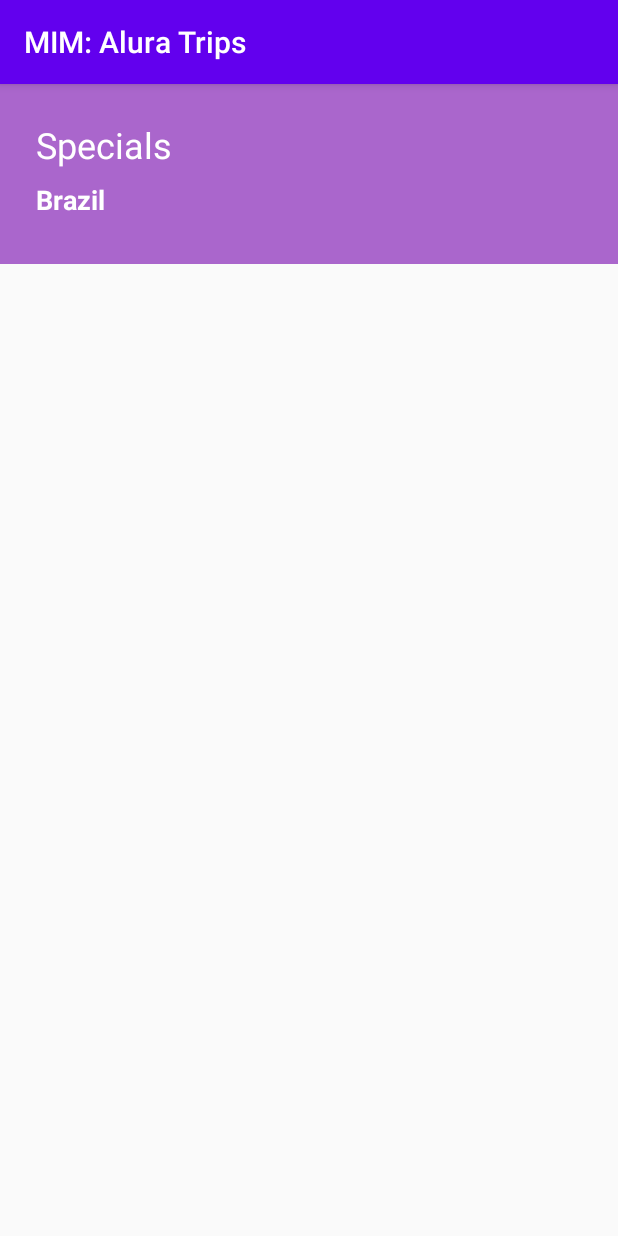
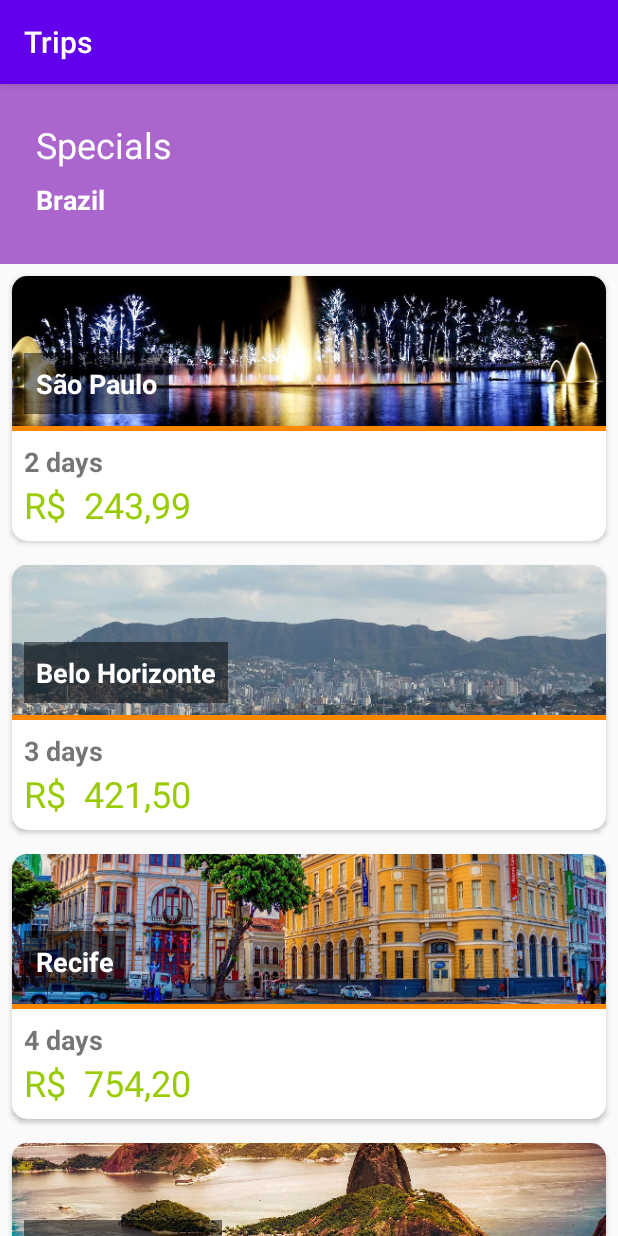
Before and after one commit to MimMarcelo/alura-android-layout, an Android app: the screen it shows after launch (TripListActivity), on a phone screen of 412 x 824 dp. Run offline under Robolectric (Android 15) with nearby library versions, the phone set to English and light mode, and no system bars.

Commit message:
Versão final do curso (parte 1)

```diff
--- a/app/build.gradle
+++ b/app/build.gradle
@@ -31,4 +31,5 @@ dependencies {
     testImplementation 'junit:junit:4.12'
     androidTestImplementation 'androidx.test.ext:junit:1.1.1'
     androidTestImplementation 'androidx.test.espresso:espresso-core:3.2.0'
+    implementation 'androidx.cardview:cardview:1.0.0'
 }
--- /dev/null
+++ b/app/src/main/java/com/mimmarcelo/aluraviagens/dao/TripsDAO.java
@@ -0,0 +1,23 @@
+package com.mimmarcelo.aluraviagens.dao;
+
+import com.mimmarcelo.aluraviagens.model.Trip;
+
+import java.math.BigDecimal;
+import java.util.ArrayList;
+import java.util.Arrays;
+import java.util.List;
+
+public class TripsDAO {
+
+    public List<Trip> getAll(){
+        List<Trip> trips = new ArrayList<>(Arrays.asList(
+                new Trip("São Paulo", "sao_paulo_sp", 2, new BigDecimal(243.99)),
+                new Trip("Belo Horizonte", "belo_horizonte_mg", 3, new BigDecimal(421.50)),
+                new Trip("Recife", "recife_pe", 4, new BigDecimal(754.20)),
+                new Trip("Rio de Janeiro", "rio_de_janeiro_rj", 6, new BigDecimal(532.55)),
+                new Trip("Salvador", "salvador_ba", 5, new BigDecimal(899.99)),
+                new Trip("Foz do Iguaçu", "foz_do_iguacu_pr", 1, new BigDecimal(289.90))));
+
+        return trips;
+    }
+}
--- /dev/null
+++ b/app/src/main/java/com/mimmarcelo/aluraviagens/model/Trip.java
@@ -0,0 +1,33 @@
+package com.mimmarcelo.aluraviagens.model;
+
+import java.math.BigDecimal;
+
+public class Trip {
+    private final String local;
+    private final String image;
+    private final int days;
+    private final BigDecimal price;
+
+    public Trip(String local, String image, int days, BigDecimal price) {
+        this.local = local;
+        this.image = image;
+        this.days = days;
+        this.price = price;
+    }
+
+    public String getLocal() {
+        return local;
+    }
+
+    public String getImage() {
+        return image;
+    }
+
+    public int getDays() {
+        return days;
+    }
+
+    public BigDecimal getPrice() {
+        return price;
+    }
+}
--- a/app/src/main/java/com/mimmarcelo/aluraviagens/ui/activity/TripListActivity.java
+++ b/app/src/main/java/com/mimmarcelo/aluraviagens/ui/activity/TripListActivity.java
@@ -3,8 +3,15 @@ package com.mimmarcelo.aluraviagens.ui.activity;
 import androidx.appcompat.app.AppCompatActivity;
 
 import android.os.Bundle;
+import android.view.View;
+import android.widget.ListView;
 
 import com.mimmarcelo.aluraviagens.R;
+import com.mimmarcelo.aluraviagens.dao.TripsDAO;
+import com.mimmarcelo.aluraviagens.model.Trip;
+import com.mimmarcelo.aluraviagens.ui.adapter.TripsAdapter;
+
+import java.util.List;
 
 public class TripListActivity extends AppCompatActivity {
 
@@ -12,5 +19,12 @@ public class TripListActivity extends AppCompatActivity {
     protected void onCreate(Bundle savedInstanceState) {
         super.onCreate(savedInstanceState);
         setContentView(R.layout.activity_trip_list);
+        setTitle(getString(R.string.trip_list_header));
+
+        ListView ltvTrips = findViewById(R.id.ltv_trips);
+        List<Trip> trips = new TripsDAO().getAll();
+
+
+        ltvTrips.setAdapter(new TripsAdapter(this, trips));
     }
 }
--- /dev/null
+++ b/app/src/main/java/com/mimmarcelo/aluraviagens/ui/adapter/TripsAdapter.java
@@ -0,0 +1,72 @@
+package com.mimmarcelo.aluraviagens.ui.adapter;
+
+import android.content.Context;
+import android.view.LayoutInflater;
+import android.view.View;
+import android.view.ViewGroup;
+import android.widget.BaseAdapter;
+import android.widget.ListAdapter;
+
+import com.mimmarcelo.aluraviagens.R;
+import com.mimmarcelo.aluraviagens.model.Trip;
+import com.mimmarcelo.aluraviagens.ui.activity.TripListActivity;
+import com.mimmarcelo.aluraviagens.ui.holder.TripHolder;
+
+import java.text.NumberFormat;
+import java.util.List;
+import java.util.Locale;
+import java.util.zip.Inflater;
+
+public class TripsAdapter extends BaseAdapter {
+    private final Context context;
+    private final List<Trip> trips;
+    private final NumberFormat numberFormat;
+
+    public TripsAdapter(Context context, List<Trip> trips) {
+        this.context = context;
+        this.trips = trips;
+        this.numberFormat = NumberFormat.getCurrencyInstance(new Locale("pt", "br"));
+    }
+
+    @Override
+    public int getCount() {
+        return trips.size();
+    }
+
+    @Override
+    public Object getItem(int position) {
+        return trips.get(position);
+    }
+
+    @Override
+    public long getItemId(int position) {
+        return 0;
+    }
+
+    @Override
+    public View getView(int position, View view, ViewGroup parent) {
+        TripHolder holder = null;
+        if(view == null){
+            view = LayoutInflater.from(context).inflate(R.layout.listitem_trip, parent, false);
+            holder = new TripHolder(view);
+            view.setTag(holder);
+        }
+        else {
+            holder = (TripHolder) view.getTag();
+        }
+        Trip trip = trips.get(position);
+        int identifier = context.getResources().getIdentifier(trip.getImage(), "drawable", context.getPackageName());
+        holder.image.setImageResource(identifier);
+
+        holder.local.setText(trip.getLocal());
+
+        String days = " days";
+        if(trip.getDays() == 1){
+            days = " day";
+        }
+        holder.days.setText(trip.getDays() + days);
+
+        holder.price.setText(numberFormat.format(trip.getPrice()).replace("R$", "R$ "));
+        return view;
+    }
+}
--- /dev/null
+++ b/app/src/main/java/com/mimmarcelo/aluraviagens/ui/holder/TripHolder.java
@@ -0,0 +1,21 @@
+package com.mimmarcelo.aluraviagens.ui.holder;
+
+import android.view.View;
+import android.widget.ImageView;
+import android.widget.TextView;
+
+import com.mimmarcelo.aluraviagens.R;
+
+public class TripHolder {
+    public final ImageView image;
+    public final TextView local;
+    public final TextView days;
+    public final TextView price;
+
+    public TripHolder(View view) {
+        this.image = view.findViewById(R.id.img_banner_trip);
+        this.local = view.findViewById(R.id.txt_city_trip);
+        this.days = view.findViewById(R.id.txt_trip_days);
+        this.price = view.findViewById(R.id.txt_trip_price);
+    }
+}
--- a/app/src/main/res/layout/activity_trip_list.xml
+++ b/app/src/main/res/layout/activity_trip_list.xml
@@ -44,9 +44,12 @@
         android:id="@+id/ltv_trips"
         android:layout_width="0dp"
         android:layout_height="0dp"
+        android:divider="@null"
+        android:dividerHeight="0dp"
         app:layout_constraintStart_toStartOf="parent"
         app:layout_constraintTop_toBottomOf="@+id/img_banner_list_trips_activity"
         app:layout_constraintEnd_toEndOf="parent"
-        app:layout_constraintBottom_toBottomOf="parent"/>
+        app:layout_constraintBottom_toBottomOf="parent"
+        tools:listitem="@layout/listitem_trip"/>
 
 </androidx.constraintlayout.widget.ConstraintLayout>
--- a/app/src/main/res/layout/listitem_trip.xml
+++ b/app/src/main/res/layout/listitem_trip.xml
@@ -1,62 +1,80 @@
 <?xml version="1.0" encoding="utf-8"?>
 <androidx.constraintlayout.widget.ConstraintLayout xmlns:android="http://schemas.android.com/apk/res/android"
+    xmlns:app="http://schemas.android.com/apk/res-auto"
     android:layout_width="match_parent"
-    android:layout_height="match_parent"
-    xmlns:app="http://schemas.android.com/apk/res-auto">
+    android:layout_height="wrap_content">
+
+    <androidx.cardview.widget.CardView
+        android:id="@+id/card_trip"
+        android:layout_width="match_parent"
+        android:layout_height="wrap_content"
+        android:layout_margin="@dimen/margin_small"
+        app:cardCornerRadius="10dp"
+        app:layout_constraintEnd_toEndOf="parent"
+        app:layout_constraintStart_toStartOf="parent"
+        app:layout_constraintTop_toTopOf="parent"
+        app:layout_constraintBottom_toBottomOf="parent">
+
+        <androidx.constraintlayout.widget.ConstraintLayout
+            android:layout_width="match_parent"
+            android:layout_height="match_parent">
 
             <ImageView
                 android:id="@+id/img_banner_trip"
                 android:layout_width="0dp"
                 android:layout_height="@dimen/banner_item_trip_height"
+                android:contentDescription="@string/content_description_image_city"
+                android:scaleType="centerCrop"
+                android:src="@drawable/sao_paulo_sp"
+                app:layout_constraintEnd_toEndOf="parent"
                 app:layout_constraintStart_toStartOf="parent"
-        app:layout_constraintTop_toTopOf="parent"
-        app:layout_constraintEnd_toEndOf="parent"
-        android:contentDescription="@string/content_description_image_city"
-        android:src="@drawable/sao_paulo_sp"
-        android:scaleType="centerCrop"/>
+                app:layout_constraintTop_toTopOf="parent" />
 
             <TextView
                 android:id="@+id/txt_city_trip"
                 android:layout_width="wrap_content"
                 android:layout_height="wrap_content"
                 android:layout_margin="@dimen/margin_small"
+                android:background="@android:drawable/screen_background_dark_transparent"
                 android:padding="@dimen/padding_small"
-        android:background="@android:drawable/screen_background_dark_transparent"
+                android:text="@string/city_sao_paulo"
                 android:textColor="@android:color/white"
+                android:textSize="@dimen/text_large"
                 android:textStyle="bold"
-        android:textSize="@dimen/text_large"
-        android:text="@string/city_sao_paulo"
-        app:layout_constraintStart_toStartOf="@id/img_banner_trip"
-        app:layout_constraintBottom_toBottomOf="@id/img_banner_trip"/>
+                app:layout_constraintBottom_toBottomOf="@id/img_banner_trip"
+                app:layout_constraintStart_toStartOf="@id/img_banner_trip" />
 
-    <view
+            <View
                 android:id="@+id/view_divisor"
                 android:layout_width="0dp"
                 android:layout_height="3dp"
                 android:background="@android:color/holo_orange_dark"
+                app:layout_constraintEnd_toEndOf="parent"
                 app:layout_constraintStart_toStartOf="parent"
-        app:layout_constraintEnd_toEndOf="parent"
-        app:layout_constraintTop_toBottomOf="@id/img_banner_trip"/>
+                app:layout_constraintTop_toBottomOf="@id/img_banner_trip" />
 
             <TextView
                 android:id="@+id/txt_trip_days"
                 android:layout_width="wrap_content"
                 android:layout_height="wrap_content"
                 android:layout_margin="@dimen/margin_small"
+                android:text="@string/trip_days"
                 android:textSize="@dimen/text_large"
                 android:textStyle="bold"
-        android:text="@string/trip_days"
                 app:layout_constraintStart_toStartOf="parent"
-        app:layout_constraintTop_toBottomOf="@id/view_divisor"/>
+                app:layout_constraintTop_toBottomOf="@id/view_divisor" />
 
             <TextView
                 android:id="@+id/txt_trip_price"
                 android:layout_width="wrap_content"
                 android:layout_height="wrap_content"
+                android:layout_marginBottom="@dimen/margin_small"
+                android:text="@string/trip_price"
+                android:textColor="@android:color/holo_green_light"
                 android:textSize="@dimen/text_extra_large"
-        android:textColor="@android:color/holo_green_light"
-        android:text="@string/trip_price"
                 app:layout_constraintStart_toStartOf="@id/txt_trip_days"
-        app:layout_constraintTop_toBottomOf="@id/txt_trip_days"/>
-
+                app:layout_constraintTop_toBottomOf="@id/txt_trip_days"
+                app:layout_constraintBottom_toBottomOf="parent"/>
         </androidx.constraintlayout.widget.ConstraintLayout>
+    </androidx.cardview.widget.CardView>
+</androidx.constraintlayout.widget.ConstraintLayout>
--- a/app/src/main/res/values/strings.xml
+++ b/app/src/main/res/values/strings.xml
@@ -7,4 +7,5 @@
     <string name="content_description_image_city">Image from São Paulo/BR city</string>
     <string name="trip_days">2 days</string>
     <string name="trip_price">R$ 233.99</string>
+    <string name="trip_list_header">Trips</string>
 </resources>
```
Lines whose indentation alone changed are shown as unchanged.
